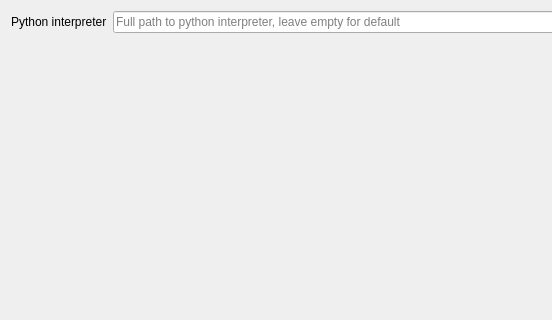
This is projectconfig/projectconfig.ui in KDE/kdev-python as Qt 5 draws it before an edit; both pictures show x 0 to 552 and y 0 to 320 of the 740 by 479 pixel window. The edited form follows.
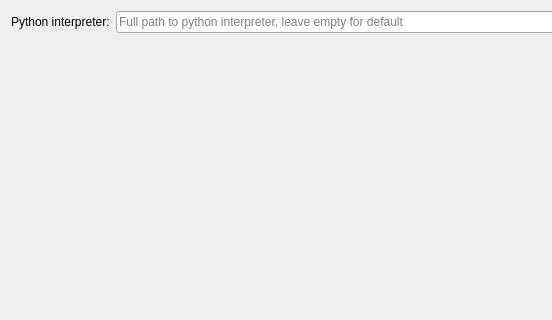
This is the edited form.

Commit message: Fix strings, respect KDE HIG

Diff of the .ui file:
```diff
--- a/projectconfig/projectconfig.ui
+++ b/projectconfig/projectconfig.ui
@@ -16,7 +16,7 @@
      <item row="0" column="0">
       <widget class="QLabel" name="label">
        <property name="text">
-        <string>Python interpreter</string>
+        <string>Python interpreter:</string>
        </property>
       </widget>
      </item>
```
The commit also changes 1 other file.
